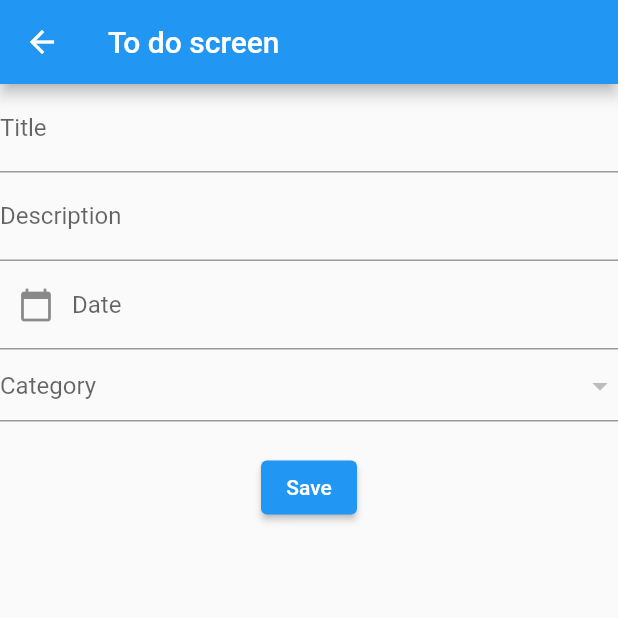
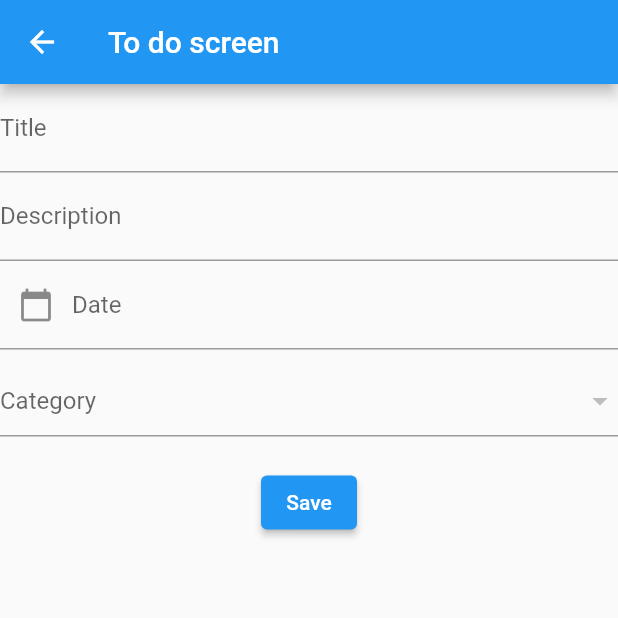
Before and after one commit to TNQT14/Todo-List, a Flutter app: the TodoScreen screen opened directly, on a phone screen of 412 x 824 dp, the top half of it. Run offline on Flutter 3.47's test engine with Material 2 defaults, Android fonts, the phone set to English and light mode, and no system bars; our stand-ins replace sqflite; accounts and stored records are empty; network calls fail.

```diff
--- a/lib/screen/todo_screen.dart
+++ b/lib/screen/todo_screen.dart
@@ -1,4 +1,6 @@
+import 'package:flutter/foundation.dart';
 import 'package:flutter/material.dart';
+import 'package:todolist/services/categories_service.dart';
 
 class TodoScreen extends StatefulWidget {
   const TodoScreen({super.key});
@@ -8,14 +10,50 @@ class TodoScreen extends StatefulWidget {
 }
 
 class _TodoScreenState extends State<TodoScreen> {
+  var todoTitleController =TextEditingController();
+  var todoDescriptionController = TextEditingController();
+  var todoDateController = TextEditingController();
+
+
+  @override
+  void initState(){
+    super.initState();
+    _loadCategories();
+}
+
   var _selectValue;
-  var _categories;
+  List<DropdownMenuItem<String>> _categories = [];
+
+  _loadCategories() async {
+    var _categoriesService = CategoryService();
+    var categories = await _categoriesService.readCategories();
+
+
+    // _categories.forEach((category){
+    //   setState(() {
+    //     String categoryName = category['name'].toString();
+    //     _categories.add((DropdownMenuItem<String>(
+    //       child: Text(categoryName),
+    //       value: categoryName,
+    //     ))).toList();
+    //   });
+    // });
+
+    setState(() {
+      _categories = categories.map<DropdownMenuItem<String>>((category) {
+        String categoryName = category['name'].toString();
+        return DropdownMenuItem<String>(
+          child: Text(categoryName),
+          value: categoryName,
+        );
+      }).toList().cast<DropdownMenuItem<String>>();
+    });
+
+    print(_categories);
+  }
 
   @override
   Widget build(BuildContext context) {
-    var todoTitleController =TextEditingController();
-    var todoDescriptionController = TextEditingController();
-    var todoDateController = TextEditingController();
 
     return Scaffold(
       appBar: AppBar(
@@ -48,17 +86,21 @@ class _TodoScreenState extends State<TodoScreen> {
               )
             ),
           ),
+          const SizedBox(
+            height: 10,
+          ),
           DropdownButtonFormField(
             value: _selectValue,
             items: _categories,
             hint: Text('Category'),
             onChanged: (value){
+              print('DropdownButtonFormField');
               setState(() {
                 _selectValue = value;
               });
             },
           ),
-          SizedBox(
+          const SizedBox(
             height: 20,
           ),
           ElevatedButton(
```
